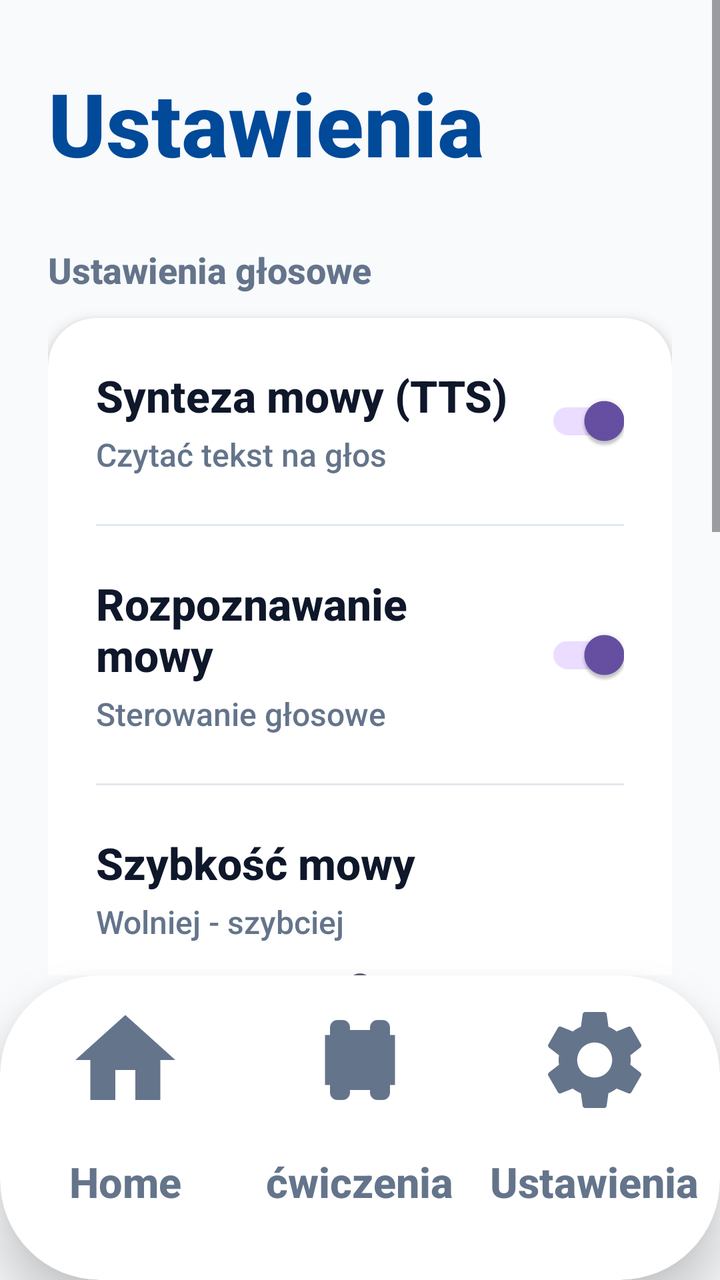
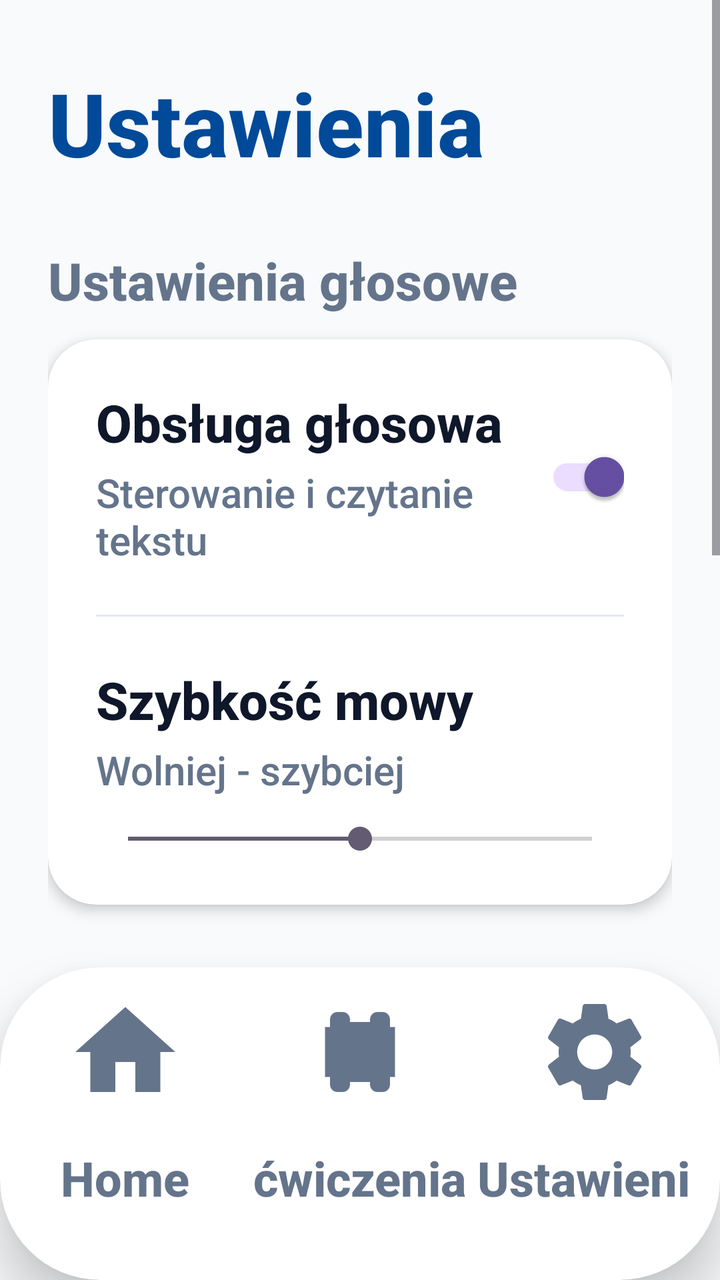

The first picture is an Android layout as it rendered before a commit; the second is the same layout after the commit. The layout source and the unified diff follow.
<!-- AndroidManifest.xml: application theme Theme.Fitnessapp -->
<!-- res/layout/activity_settings.xml -->
<?xml version="1.0" encoding="utf-8"?>
<androidx.constraintlayout.widget.ConstraintLayout xmlns:android="http://schemas.android.com/apk/res/android"
    xmlns:app="http://schemas.android.com/apk/res-auto"
    android:layout_width="match_parent"
    android:layout_height="match_parent"
    android:background="#F8FAFC">

    <ScrollView
        android:layout_width="match_parent"
        android:layout_height="0dp"
        android:fillViewport="true"
        android:overScrollMode="never"
        app:layout_constraintBottom_toTopOf="@id/bottom_nav_container"
        app:layout_constraintTop_toTopOf="parent">

        <LinearLayout
            android:layout_width="match_parent"
            android:layout_height="wrap_content"
            android:orientation="vertical"
            android:paddingHorizontal="24dp"
            android:paddingTop="32dp"
            android:paddingBottom="40dp">

            <TextView
                android:layout_width="match_parent"
                android:layout_height="wrap_content"
                android:text="Ustawienia"
                android:textColor="#004A99"
                android:textSize="44sp"
                android:textStyle="bold" />

            
            <TextView
                android:layout_width="match_parent"
                android:layout_height="wrap_content"
                android:layout_marginTop="32dp"
                android:text="Ustawienia głosowe"
                android:textColor="#64748B"
                android:textSize="18sp"
                android:textStyle="bold" />

            <androidx.cardview.widget.CardView
                android:layout_width="match_parent"
                android:layout_height="wrap_content"
                android:layout_marginTop="12dp"
                app:cardCornerRadius="24dp"
                app:cardElevation="4dp">

                <LinearLayout
                    android:layout_width="match_parent"
                    android:layout_height="wrap_content"
                    android:orientation="vertical">

                    
                    <LinearLayout
                        android:id="@+id/layout_tts_enabled"
                        android:layout_width="match_parent"
                        android:layout_height="wrap_content"
                        android:background="?attr/selectableItemBackground"
                        android:clickable="true"
                        android:focusable="true"
                        android:orientation="horizontal"
                        android:padding="24dp"
                        android:gravity="center_vertical">

                        <LinearLayout
                            android:layout_width="0dp"
                            android:layout_height="wrap_content"
                            android:layout_weight="1"
                            android:orientation="vertical">

                            <TextView
                                android:layout_width="wrap_content"
                                android:layout_height="wrap_content"
                                android:text="Synteza mowy (TTS)"
                                android:textColor="#0F172A"
                                android:textSize="22sp"
                                android:textStyle="bold" />

                            <TextView
                                android:layout_width="wrap_content"
                                android:layout_height="wrap_content"
                                android:layout_marginTop="4dp"
                                android:text="Czytać tekst na głos"
                                android:textColor="#64748B"
                                android:textSize="16sp" />
                        </LinearLayout>

                        <androidx.appcompat.widget.SwitchCompat
                            android:id="@+id/switch_tts_enabled"
                            android:layout_width="wrap_content"
                            android:layout_height="wrap_content"
                            android:checked="true" />
                    </LinearLayout>

                    <View
                        android:layout_width="match_parent"
                        android:layout_height="1dp"
                        android:layout_marginHorizontal="24dp"
                        android:background="#E2E8F0" />

                    
                    <LinearLayout
                        android:id="@+id/layout_speech_enabled"
                        android:layout_width="match_parent"
                        android:layout_height="wrap_content"
                        android:background="?attr/selectableItemBackground"
                        android:clickable="true"
                        android:focusable="true"
                        android:orientation="horizontal"
                        android:padding="24dp"
                        android:gravity="center_vertical">

                        <LinearLayout
                            android:layout_width="0dp"
                            android:layout_height="wrap_content"
                            android:layout_weight="1"
                            android:orientation="vertical">

                            <TextView
                                android:layout_width="wrap_content"
                                android:layout_height="wrap_content"
                                android:text="Rozpoznawanie mowy"
                                android:textColor="#0F172A"
                                android:textSize="22sp"
                                android:textStyle="bold" />

                            <TextView
                                android:layout_width="wrap_content"
                                android:layout_height="wrap_content"
                                android:layout_marginTop="4dp"
                                android:text="Sterowanie głosowe"
                                android:textColor="#64748B"
                                android:textSize="16sp" />
                        </LinearLayout>

                        <androidx.appcompat.widget.SwitchCompat
                            android:id="@+id/switch_speech_enabled"
                            android:layout_width="wrap_content"
                            android:layout_height="wrap_content"
                            android:checked="true" />
                    </LinearLayout>

                    <View
                        android:layout_width="match_parent"
                        android:layout_height="1dp"
                        android:layout_marginHorizontal="24dp"
                        android:background="#E2E8F0" />

                    
                    <LinearLayout
                        android:id="@+id/layout_speech_rate"
                        android:layout_width="match_parent"
                        android:layout_height="wrap_content"
                        android:orientation="vertical"
                        android:padding="24dp">

                        <TextView
                            android:layout_width="wrap_content"
                            android:layout_height="wrap_content"
                            android:text="Szybkość mowy"
                            android:textColor="#0F172A"
                            android:textSize="22sp"
                            android:textStyle="bold" />

                        <TextView
                            android:layout_width="wrap_content"
                            android:layout_height="wrap_content"
                            android:layout_marginTop="4dp"
                            android:text="Wolniej - szybciej"
                            android:textColor="#64748B"
                            android:textSize="16sp" />

                        <SeekBar
                            android:id="@+id/seekbar_speech_rate"
                            android:layout_width="match_parent"
                            android:layout_height="wrap_content"
                            android:layout_marginTop="12dp"
                            android:max="20"
                            android:progress="10" />
                    </LinearLayout>

                </LinearLayout>
            </androidx.cardview.widget.CardView>

            
            <TextView
                android:layout_width="match_parent"
                android:layout_height="wrap_content"
                android:layout_marginTop="32dp"
                android:text="Konto"
                android:textColor="#64748B"
                android:textSize="18sp"
                android:textStyle="bold" />

            <androidx.cardview.widget.CardView
                android:layout_width="match_parent"
                android:layout_height="wrap_content"
                android:layout_marginTop="12dp"
                app:cardCornerRadius="24dp"
                app:cardElevation="4dp">

                <LinearLayout
                    android:layout_width="match_parent"
                    android:layout_height="wrap_content"
                    android:orientation="vertical">

                    <TextView
                        android:id="@+id/tv_change_name"
                        android:layout_width="match_parent"
                        android:layout_height="wrap_content"
                        android:background="?attr/selectableItemBackground"
                        android:clickable="true"
                        android:focusable="true"
                        android:padding="24dp"
                        android:text="Zmień imię"
                        android:textColor="#0F172A"
                        android:textSize="22sp"
                        android:textStyle="bold" />

                    <View
                        android:layout_width="match_parent"
                        android:layout_height="1dp"
                        android:layout_marginHorizontal="24dp"
                        android:background="#E2E8F0" />

                    <TextView
                        android:id="@+id/tv_edit_conditions"
                        android:layout_width="match_parent"
                        android:layout_height="wrap_content"
                        android:background="?attr/selectableItemBackground"
                        android:clickable="true"
                        android:focusable="true"
                        android:padding="24dp"
                        android:text="Moje schorzenia"
                        android:textColor="#0F172A"
                        android:textSize="22sp"
                        android:textStyle="bold" />

                </LinearLayout>
            </androidx.cardview.widget.CardView>

            <Button
                android:id="@+id/btn_logout_settings"
                android:layout_width="match_parent"
                android:layout_height="72dp"
                android:layout_marginTop="32dp"
                android:background="@drawable/bg_button_primary"
                android:text="Wyloguj się"
                android:textAllCaps="false"
                android:textColor="@color/white"
                android:textSize="24sp"
                android:textStyle="bold"
                app:backgroundTint="#EF4444" />

        </LinearLayout>
    </ScrollView>

    <include
        android:id="@+id/bottom_nav_container"
        layout="@layout/layout_bottom_nav"
        android:layout_width="match_parent"
        android:layout_height="wrap_content"
        app:layout_constraintBottom_toBottomOf="parent" />

</androidx.constraintlayout.widget.ConstraintLayout>
<!-- res/layout/layout_bottom_nav.xml (included above) -->
<?xml version="1.0" encoding="utf-8"?>
<androidx.cardview.widget.CardView xmlns:android="http://schemas.android.com/apk/res/android"
    xmlns:app="http://schemas.android.com/apk/res-auto"
    android:id="@+id/bottom_nav_container"
    android:layout_width="match_parent"
    android:layout_height="210dp"
    app:cardCornerRadius="50dp"
    app:cardElevation="16dp"
    app:cardBackgroundColor="#FFFFFF"
    android:layout_marginBottom="-35dp">

    <LinearLayout
        android:layout_width="match_parent"
        android:layout_height="match_parent"
        android:orientation="horizontal"
        android:paddingBottom="35dp"
        android:paddingHorizontal="4dp"
        android:gravity="bottom">

        
        <LinearLayout
            android:id="@+id/nav_home"
            android:layout_width="0dp"
            android:layout_height="match_parent"
            android:layout_weight="1"
            android:gravity="center"
            android:orientation="vertical"
            android:clickable="true"
            android:focusable="true"
            android:background="?android:attr/selectableItemBackground">

            <androidx.cardview.widget.CardView
                android:id="@+id/nav_home_indicator"
                android:layout_width="120dp"
                android:layout_height="85dp"
                app:cardCornerRadius="30dp"
                app:cardElevation="0dp"
                app:cardBackgroundColor="@android:color/transparent">
                <ImageView
                    android:id="@+id/nav_home_icon"
                    android:layout_width="60dp"
                    android:layout_height="60dp"
                    android:layout_gravity="center"
                    android:src="@drawable/ic_home"
                    app:tint="#64748B" />
            </androidx.cardview.widget.CardView>
            <TextView
                android:id="@+id/nav_home_text"
                android:layout_width="wrap_content"
                android:layout_height="wrap_content"
                android:text="Home"
                android:textColor="#64748B"
                android:textStyle="bold"
                android:textSize="21sp"
                android:maxLines="1"
                android:ellipsize="none"
                android:layout_marginTop="4dp" />
        </LinearLayout>

        
        <LinearLayout
            android:id="@+id/nav_plan"
            android:layout_width="0dp"
            android:layout_height="match_parent"
            android:layout_weight="1"
            android:gravity="center"
            android:orientation="vertical"
            android:clickable="true"
            android:focusable="true"
            android:background="?android:attr/selectableItemBackground">

            <androidx.cardview.widget.CardView
                android:id="@+id/nav_plan_indicator"
                android:layout_width="120dp"
                android:layout_height="85dp"
                app:cardCornerRadius="30dp"
                app:cardElevation="0dp"
                app:cardBackgroundColor="@android:color/transparent">
                <ImageView
                    android:id="@+id/nav_plan_icon"
                    android:layout_width="60dp"
                    android:layout_height="60dp"
                    android:layout_gravity="center"
                    android:src="@drawable/ic_dumbbell"
                    app:tint="#64748B" />
            </androidx.cardview.widget.CardView>
            <TextView
                android:id="@+id/nav_plan_text"
                android:layout_width="wrap_content"
                android:layout_height="wrap_content"
                android:text="ćwiczenia"
                android:textColor="#64748B"
                android:textStyle="bold"
                android:textSize="21sp"
                android:maxLines="1"
                android:ellipsize="none"
                android:layout_marginTop="4dp" />
        </LinearLayout>

        
        <LinearLayout
            android:id="@+id/nav_settings"
            android:layout_width="0dp"
            android:layout_height="match_parent"
            android:layout_weight="1"
            android:gravity="center"
            android:orientation="vertical"
            android:clickable="true"
            android:focusable="true"
            android:background="?android:attr/selectableItemBackground">

            <androidx.cardview.widget.CardView
                android:id="@+id/nav_settings_indicator"
                android:layout_width="120dp"
                android:layout_height="85dp"
                app:cardCornerRadius="30dp"
                app:cardElevation="0dp"
                app:cardBackgroundColor="@android:color/transparent">
                <ImageView
                    android:id="@+id/nav_settings_icon"
                    android:layout_width="60dp"
                    android:layout_height="60dp"
                    android:layout_gravity="center"
                    android:src="@drawable/ic_settings"
                    app:tint="#64748B" />
            </androidx.cardview.widget.CardView>
            <TextView
                android:id="@+id/nav_settings_text"
                android:layout_width="wrap_content"
                android:layout_height="wrap_content"
                android:text="Ustawienia"
                android:textColor="#64748B"
                android:textStyle="bold"
                android:textSize="21sp"
                android:maxLines="1"
                android:ellipsize="none"
                android:layout_marginTop="4dp" />
        </LinearLayout>

    </LinearLayout>
</androidx.cardview.widget.CardView>
<!-- resources referenced by this layout -->
<resources>
  <color name="white">#FFFFFFFF</color>
  <!-- drawable bg_button_primary (drawable) -->
  <shape xmlns:android="http://schemas.android.com/apk/res/android"
      android:shape="rectangle">
      <solid android:color="@color/blue_primary" />
      <corners android:radius="16dp" />
  </shape>
  <!-- drawable ic_dumbbell (drawable) -->
  <vector xmlns:android="http://schemas.android.com/apk/res/android"
      android:width="24dp"
      android:height="24dp"
      android:viewportWidth="24"
      android:viewportHeight="24">
      <path
          android:fillColor="#000000"
          android:pathData="M18,18.5V17H19V7H18V5.5A1.5,1.5 0,0 0,16.5 4H15.5A1.5,1.5 0,0 0,14 5.5V6H10V5.5A1.5,1.5 0,0 0,8.5 4H7.5A1.5,1.5 0,0 0,6 5.5V7H5V17H6V18.5A1.5,1.5 0,0 0,7.5 20H8.5A1.5,1.5 0,0 0,10 18.5V18H14V18.5A1.5,1.5 0,0 0,15.5 20H16.5A1.5,1.5 0,0 0,18 18.5Z"/>
  </vector>
  <!-- drawable ic_home (drawable) -->
  <vector xmlns:android="http://schemas.android.com/apk/res/android"
      android:width="24dp"
      android:height="24dp"
      android:viewportWidth="24"
      android:viewportHeight="24">
      <path
          android:fillColor="#FF000000"
          android:pathData="M10,20V14H14V20H19V12H22L12,3L2,12H5V20H10Z" />
  </vector>
  <!-- drawable ic_settings (drawable) -->
  <vector xmlns:android="http://schemas.android.com/apk/res/android"
      android:width="24dp"
      android:height="24dp"
      android:viewportWidth="24"
      android:viewportHeight="24">
      <path
          android:fillColor="@android:color/white"
          android:pathData="M19.14,12.94c0.04,-0.3 0.06,-0.61 0.06,-0.94c0,-0.32 -0.02,-0.64 -0.07,-0.94l2.03,-1.58c0.18,-0.14 0.23,-0.41 0.12,-0.61l-1.92,-3.32c-0.12,-0.22 -0.37,-0.29 -0.59,-0.22l-2.39,0.96c-0.5,-0.38 -1.03,-0.7 -1.62,-0.94L14.4,2.81c-0.04,-0.24 -0.24,-0.41 -0.48,-0.41h-3.84c-0.24,0 -0.43,0.17 -0.47,0.41L9.25,5.35C8.66,5.59 8.13,5.91 7.63,6.29L5.24,5.33c-0.22,-0.08 -0.47,0 -0.59,0.22L2.74,8.87C2.62,9.08 2.66,9.34 2.84,9.48l2.03,1.58C4.82,11.36 4.8,11.68 4.8,12c0,0.32 0.02,0.64 0.07,0.94l-2.03,1.58c-0.18,0.14 -0.23,0.41 -0.12,0.61l1.92,3.32c0.12,0.22 0.37,0.29 0.59,0.22l2.39,-0.96c0.5,0.38 1.03,0.7 1.62,0.94l0.36,2.54c0.05,0.24 0.24,0.41 0.48,0.41h3.84c0.24,0 0.44,-0.17 0.47,-0.41l0.36,-2.54c0.59,-0.24 1.13,-0.56 1.62,-0.94l2.39,0.96c0.22,0.08 0.47,0 0.59,-0.22l1.92,-3.32c0.12,-0.22 0.07,-0.47 -0.12,-0.61l-2.01,-1.58zM12,15.5c-1.93,0 -3.5,-1.57 -3.5,-3.5s1.57,-3.5 3.5,-3.5s3.5,1.57 3.5,3.5s-1.57,3.5 -3.5,3.5z"/>
  </vector>
  <style name="Theme.Fitnessapp" parent="Base.Theme.Fitnessapp" />
  <color name="blue_primary">#2563EB</color>
  <style name="Base.Theme.Fitnessapp" parent="Theme.Material3.Light.NoActionBar">
          
          <item name="android:fontFamily">sans-serif-medium</item>
          <item name="android:textAllCaps">false</item>
          <item name="android:textColor">#0F172A</item>
          <item name="android:windowBackground">#F8FAFC</item>
      </style>
</resources>

<!-- the commit's change to res/layout/activity_settings.xml (unified diff, before → after) -->
@@ -36,7 +36,7 @@
                 android:layout_marginTop="32dp"
                 android:text="Ustawienia głosowe"
                 android:textColor="#64748B"
-                android:textSize="18sp"
+                android:textSize="26sp"
                 android:textStyle="bold" />
 
             <androidx.cardview.widget.CardView
@@ -53,7 +53,7 @@
 
                     
                     <LinearLayout
-                        android:id="@+id/layout_tts_enabled"
+                        android:id="@+id/layout_voice_enabled"
                         android:layout_width="match_parent"
                         android:layout_height="wrap_content"
                         android:background="?attr/selectableItemBackground"
@@ -72,22 +72,22 @@
                             <TextView
                                 android:layout_width="wrap_content"
                                 android:layout_height="wrap_content"
-                                android:text="Synteza mowy (TTS)"
+                                android:text="Obsługa głosowa"
                                 android:textColor="#0F172A"
-                                android:textSize="22sp"
+                                android:textSize="26sp"
                                 android:textStyle="bold" />
 
                             <TextView
                                 android:layout_width="wrap_content"
                                 android:layout_height="wrap_content"
                                 android:layout_marginTop="4dp"
-                                android:text="Czytać tekst na głos"
+                                android:text="Sterowanie i czytanie tekstu"
                                 android:textColor="#64748B"
-                                android:textSize="16sp" />
+                                android:textSize="20sp" />
                         </LinearLayout>
 
                         <androidx.appcompat.widget.SwitchCompat
-                            android:id="@+id/switch_tts_enabled"
+                            android:id="@+id/switch_voice_enabled"
                             android:layout_width="wrap_content"
                             android:layout_height="wrap_content"
                             android:checked="true" />
@@ -101,54 +101,6 @@
 
                     
                     <LinearLayout
-                        android:id="@+id/layout_speech_enabled"
-                        android:layout_width="match_parent"
-                        android:layout_height="wrap_content"
-                        android:background="?attr/selectableItemBackground"
-                        android:clickable="true"
-                        android:focusable="true"
-                        android:orientation="horizontal"
-                        android:padding="24dp"
-                        android:gravity="center_vertical">
-
-                        <LinearLayout
-                            android:layout_width="0dp"
-                            android:layout_height="wrap_content"
-                            android:layout_weight="1"
-                            android:orientation="vertical">
-
-                            <TextView
-                                android:layout_width="wrap_content"
-                                android:layout_height="wrap_content"
-                                android:text="Rozpoznawanie mowy"
-                                android:textColor="#0F172A"
-                                android:textSize="22sp"
-                                android:textStyle="bold" />
-
-                            <TextView
-                                android:layout_width="wrap_content"
-                                android:layout_height="wrap_content"
-                                android:layout_marginTop="4dp"
-                                android:text="Sterowanie głosowe"
-                                android:textColor="#64748B"
-                                android:textSize="16sp" />
-                        </LinearLayout>
-
-                        <androidx.appcompat.widget.SwitchCompat
-                            android:id="@+id/switch_speech_enabled"
-                            android:layout_width="wrap_content"
-                            android:layout_height="wrap_content"
-                            android:checked="true" />
-                    </LinearLayout>
-
-                    <View
-                        android:layout_width="match_parent"
-                        android:layout_height="1dp"
-                        android:layout_marginHorizontal="24dp"
-                        android:background="#E2E8F0" />
-
-                    
-                    <LinearLayout
                         android:id="@+id/layout_speech_rate"
                         android:layout_width="match_parent"
                         android:layout_height="wrap_content"
@@ -160,7 +112,7 @@
                             android:layout_height="wrap_content"
                             android:text="Szybkość mowy"
                             android:textColor="#0F172A"
-                            android:textSize="22sp"
+                            android:textSize="26sp"
                             android:textStyle="bold" />
 
                         <TextView
@@ -169,7 +121,7 @@
                             android:layout_marginTop="4dp"
                             android:text="Wolniej - szybciej"
                             android:textColor="#64748B"
-                            android:textSize="16sp" />
+                            android:textSize="20sp" />
 
                         <SeekBar
                             android:id="@+id/seekbar_speech_rate"
@@ -190,7 +142,7 @@
                 android:layout_marginTop="32dp"
                 android:text="Konto"
                 android:textColor="#64748B"
-                android:textSize="18sp"
+                android:textSize="26sp"
                 android:textStyle="bold" />
 
             <androidx.cardview.widget.CardView
@@ -215,7 +167,7 @@
                         android:padding="24dp"
                         android:text="Zmień imię"
                         android:textColor="#0F172A"
-                        android:textSize="22sp"
+                        android:textSize="26sp"
                         android:textStyle="bold" />
 
                     <View
@@ -234,7 +186,7 @@
                         android:padding="24dp"
                         android:text="Moje schorzenia"
                         android:textColor="#0F172A"
-                        android:textSize="22sp"
+                        android:textSize="26sp"
                         android:textStyle="bold" />
 
                 </LinearLayout>
@@ -249,7 +201,7 @@
                 android:text="Wyloguj się"
                 android:textAllCaps="false"
                 android:textColor="@color/white"
-                android:textSize="24sp"
+                android:textSize="26sp"
                 android:textStyle="bold"
                 app:backgroundTint="#EF4444" />
 
@@ -318,7 +270,7 @@
                 android:text="Home"
                 android:textColor="#64748B"
                 android:textStyle="bold"
-                android:textSize="21sp"
+                android:textSize="24sp"
                 android:maxLines="1"
                 android:ellipsize="none"
                 android:layout_marginTop="4dp" />
@@ -358,7 +310,7 @@
                 android:text="ćwiczenia"
                 android:textColor="#64748B"
                 android:textStyle="bold"
-                android:textSize="21sp"
+                android:textSize="24sp"
                 android:maxLines="1"
                 android:ellipsize="none"
                 android:layout_marginTop="4dp" />
@@ -398,7 +350,7 @@
                 android:text="Ustawienia"
                 android:textColor="#64748B"
                 android:textStyle="bold"
-                android:textSize="21sp"
+                android:textSize="24sp"
                 android:maxLines="1"
                 android:ellipsize="none"
                 android:layout_marginTop="4dp" />
